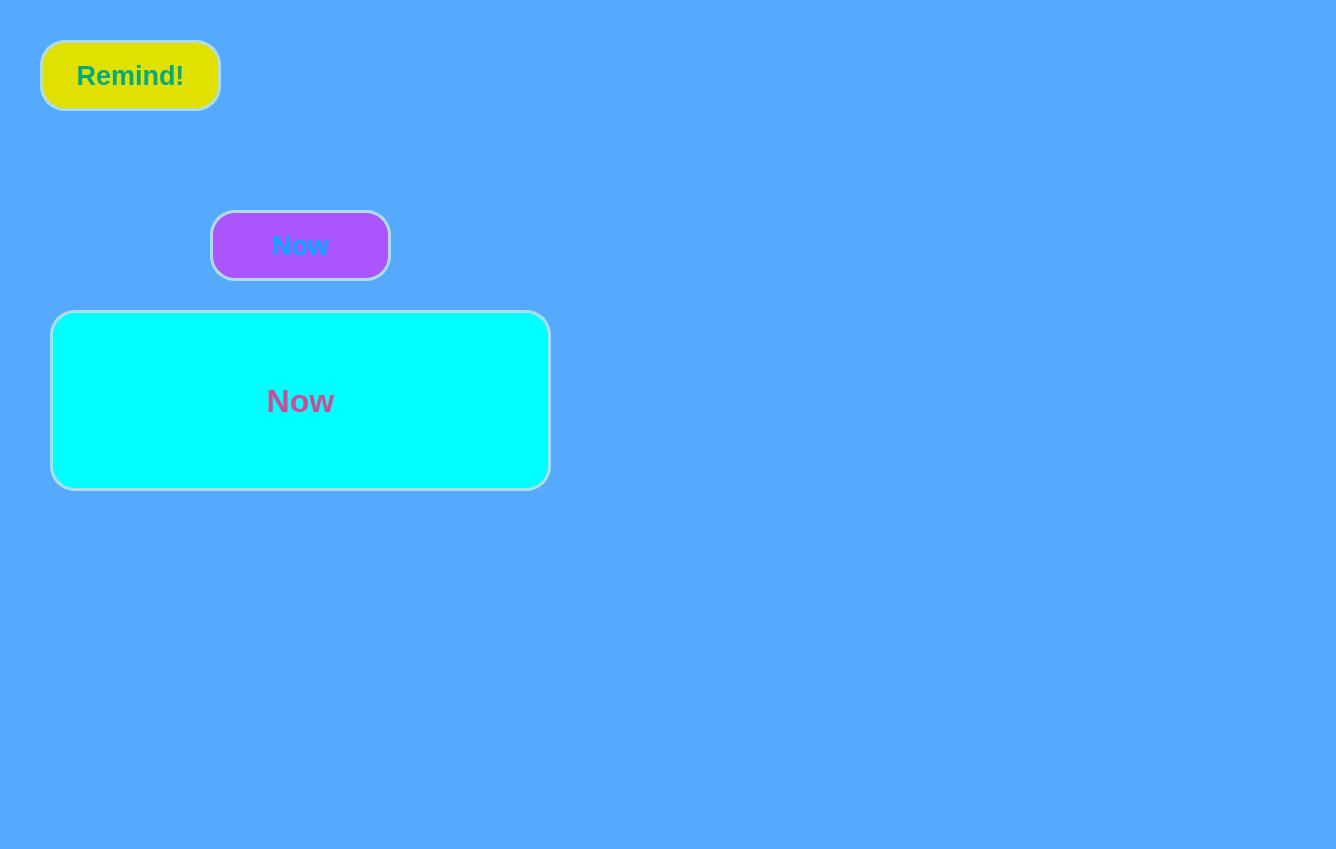
This is cal5.ui in Alickaxdy/Task-Management-Assistant as Qt 5 draws it before an edit. The edited form follows.
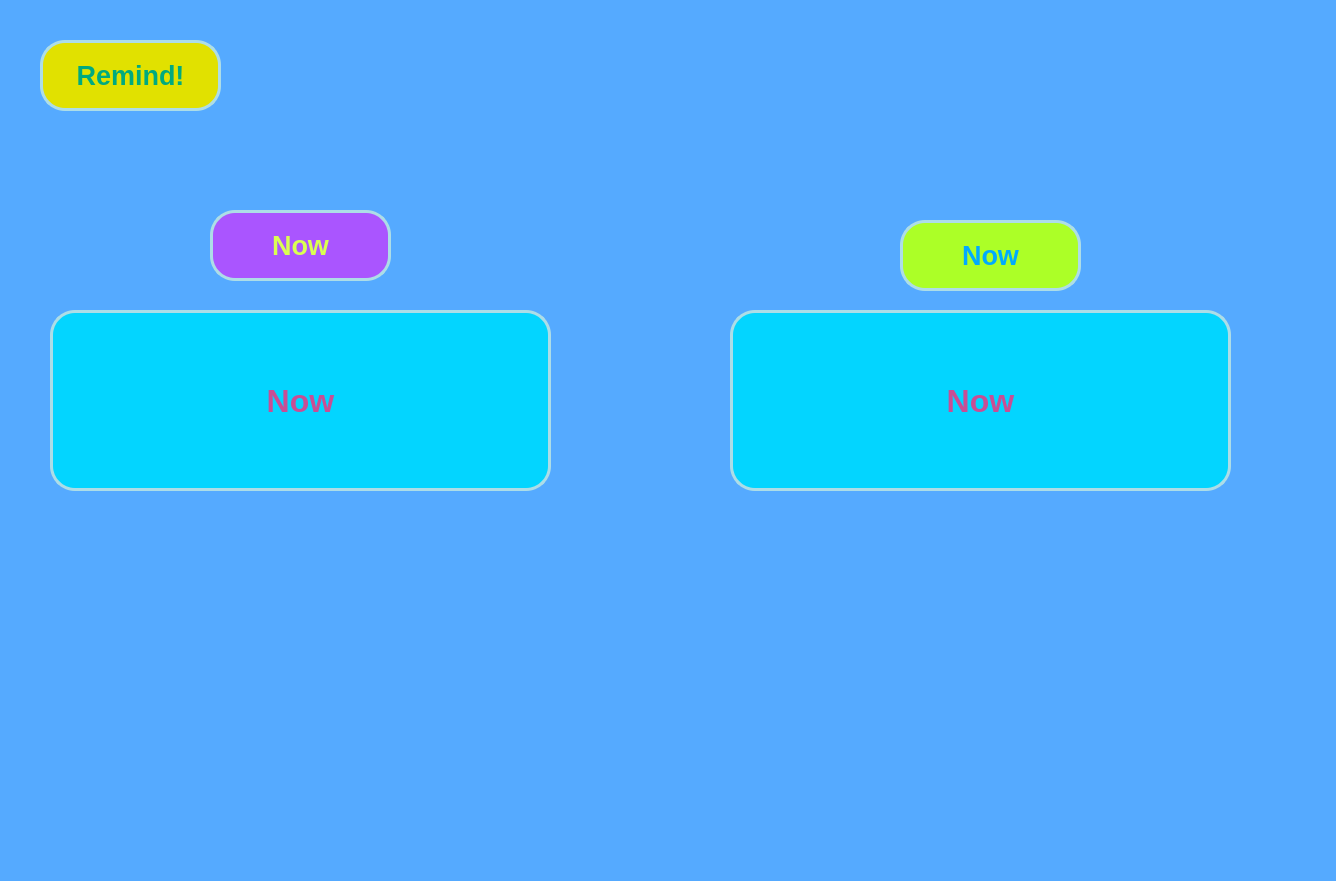
This is the edited form.

Diff of the .ui file:
```diff
--- a/cal5.ui
+++ b/cal5.ui
@@ -7,7 +7,7 @@
     <x>0</x>
     <y>0</y>
     <width>1336</width>
-    <height>849</height>
+    <height>881</height>
    </rect>
   </property>
   <property name="windowTitle">
@@ -73,7 +73,7 @@
    <property name="styleSheet">
     <string notr="true">* {
 	background-color: rgb(170, 85, 255);
-color: rgb(0, 170, 255);
+color: rgb(218, 255, 82);
 border-width: 3px;
 border-style: solid;
 border-radius: 25px;
@@ -89,7 +89,7 @@
     <set>Qt::AlignCenter</set>
    </property>
   </widget>
-  <widget class="QLabel" name="label_7">
+  <widget class="QLabel" name="nowPlan">
    <property name="geometry">
     <rect>
      <x>50</x>
@@ -108,7 +108,79 @@
    </property>
    <property name="styleSheet">
     <string notr="true">* {
-	background-color:rgb(0, 255, 255);
+	background-color: rgb(3, 213, 255);
+color: rgb(200, 78, 149);
+border-width: 3px;
+border-style: solid;
+border-radius: 25px;
+border-color: rgb(173, 221, 231);
+font: bold;
+}
+</string>
+   </property>
+   <property name="text">
+    <string>Now</string>
+   </property>
+   <property name="alignment">
+    <set>Qt::AlignCenter</set>
+   </property>
+  </widget>
+  <widget class="QLabel" name="label_7">
+   <property name="geometry">
+    <rect>
+     <x>900</x>
+     <y>220</y>
+     <width>181</width>
+     <height>71</height>
+    </rect>
+   </property>
+   <property name="font">
+    <font>
+     <pointsize>20</pointsize>
+     <weight>75</weight>
+     <italic>false</italic>
+     <bold>true</bold>
+    </font>
+   </property>
+   <property name="styleSheet">
+    <string notr="true">* {
+	background-color: rgb(172, 255, 39);
+color: rgb(0, 170, 255);
+border-width: 3px;
+border-style: solid;
+border-radius: 25px;
+border-color: rgb(173, 221, 231);
+font: bold;
+}
+</string>
+   </property>
+   <property name="text">
+    <string>Now</string>
+   </property>
+   <property name="alignment">
+    <set>Qt::AlignCenter</set>
+   </property>
+  </widget>
+  <widget class="QLabel" name="nextPlan">
+   <property name="geometry">
+    <rect>
+     <x>730</x>
+     <y>310</y>
+     <width>501</width>
+     <height>181</height>
+    </rect>
+   </property>
+   <property name="font">
+    <font>
+     <pointsize>24</pointsize>
+     <weight>75</weight>
+     <italic>false</italic>
+     <bold>true</bold>
+    </font>
+   </property>
+   <property name="styleSheet">
+    <string notr="true">* {
+	background-color: rgb(3, 213, 255);
 color: rgb(200, 78, 149);
 border-width: 3px;
 border-style: solid;
```
